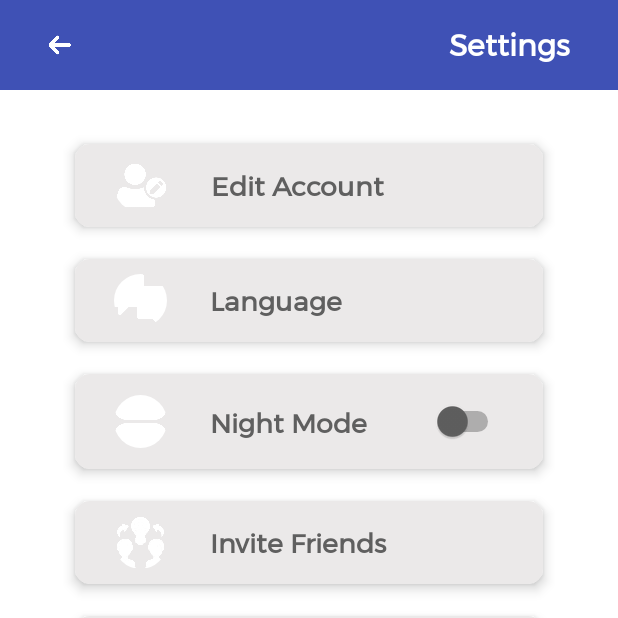
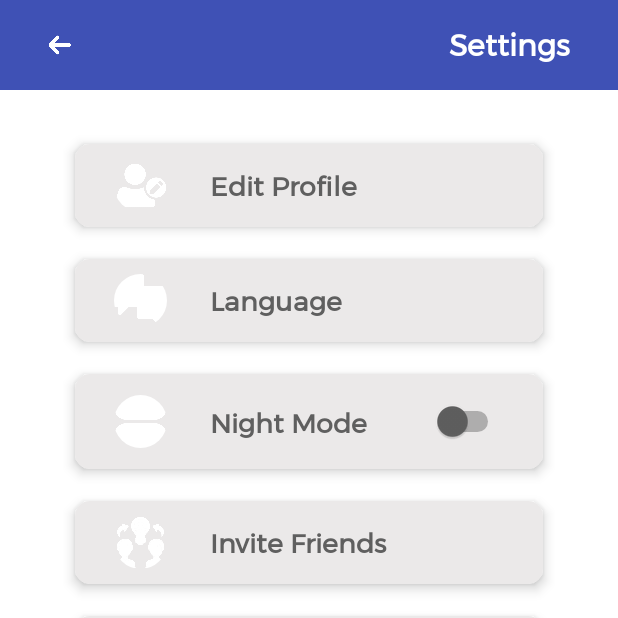
Before and after one commit to JasurbekRuzimov/TouristGuider, an Android app: the fragment SettingsFragment placed in its activity, on a phone screen of 412 x 824 dp, the top half of it. Run offline under Robolectric (Android 15) with nearby library versions, the phone set to English and light mode, and no system bars; our stand-ins replace Firebase (no records; nobody signed in at launch, a user with empty details on screens opened directly); libraries missing offline, so code that uses them is left out: com.makeramen.roundedimageview; plain views replace RoundedImageView.

Commit message:
SettingsFragment updated

```diff
--- a/app/src/main/res/layout/fragment_settings.xml
+++ b/app/src/main/res/layout/fragment_settings.xml
@@ -1,10 +1,12 @@
 <?xml version="1.0" encoding="utf-8"?>
-<FrameLayout xmlns:android="http://schemas.android.com/apk/res/android"
+<LinearLayout xmlns:android="http://schemas.android.com/apk/res/android"
     xmlns:app="http://schemas.android.com/apk/res-auto"
     xmlns:tools="http://schemas.android.com/tools"
     android:layout_width="match_parent"
     android:layout_height="match_parent"
-    tools:context=".SettingsFragment">
+    android:orientation="vertical"
+    android:background="@color/white"
+    tools:context=".settings.SettingsFragment">
 
     <androidx.constraintlayout.widget.ConstraintLayout
         android:id="@+id/constraintLayout"
@@ -55,7 +57,6 @@
         android:layout_height="match_parent"
         android:layout_marginStart="16dp"
         android:layout_marginEnd="16dp"
-        android:layout_marginTop="60dp"
         android:background="@color/white"
         android:padding="10dp"
         app:layout_constraintStart_toStartOf="parent"
@@ -97,7 +98,7 @@
                         android:layout_marginStart="80dp"
                         android:fontFamily="@font/montserrat"
                         android:gravity="center"
-                        android:text="Edit Account"
+                        android:text="Edit Profile"
                         android:textColor="@color/dark_gray"
                         android:textSize="18sp"
                         android:textStyle="bold"
@@ -413,4 +414,4 @@
 
     </ScrollView>
 
-</FrameLayout>
+</LinearLayout>
```
Also changed, not shown: app/src/main/java/uz/example/touristguider/settings/SettingsFragment.java (+10 -4 lines).
